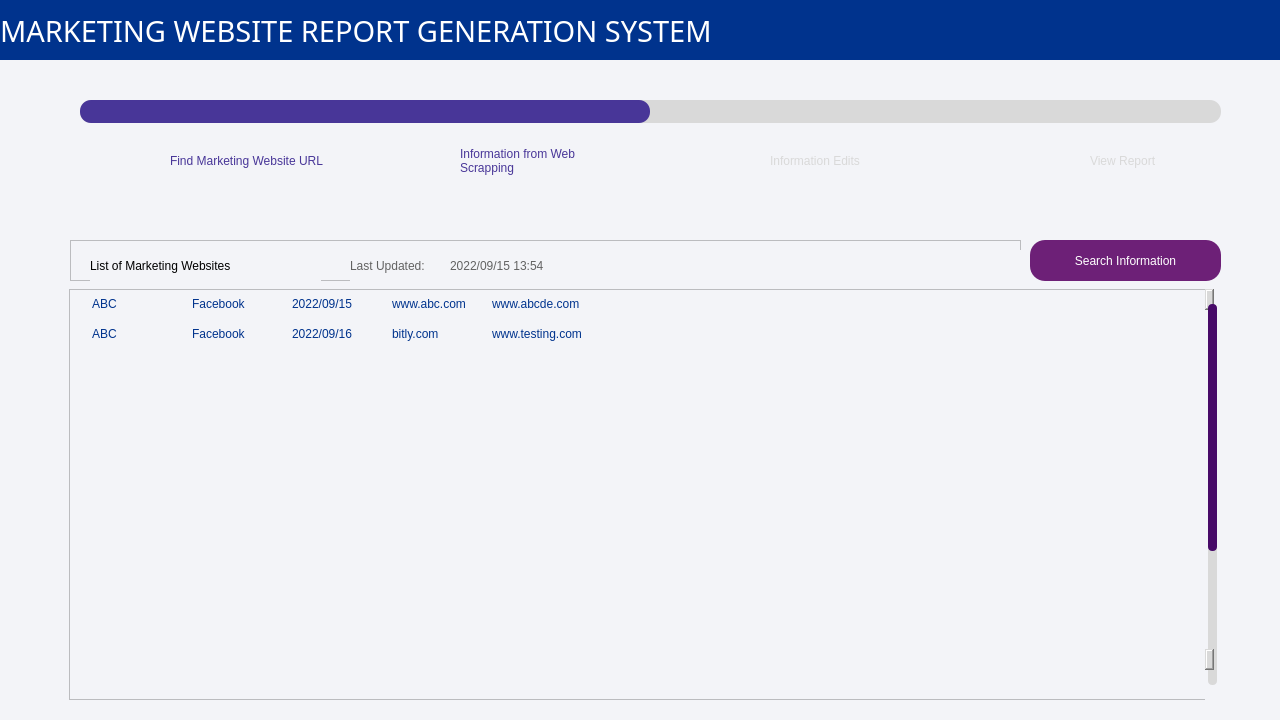
Before: the Qt Designer form MainPageUI.ui in hayleywhsham/ISOM4400_FYP, drawn with Qt 5.
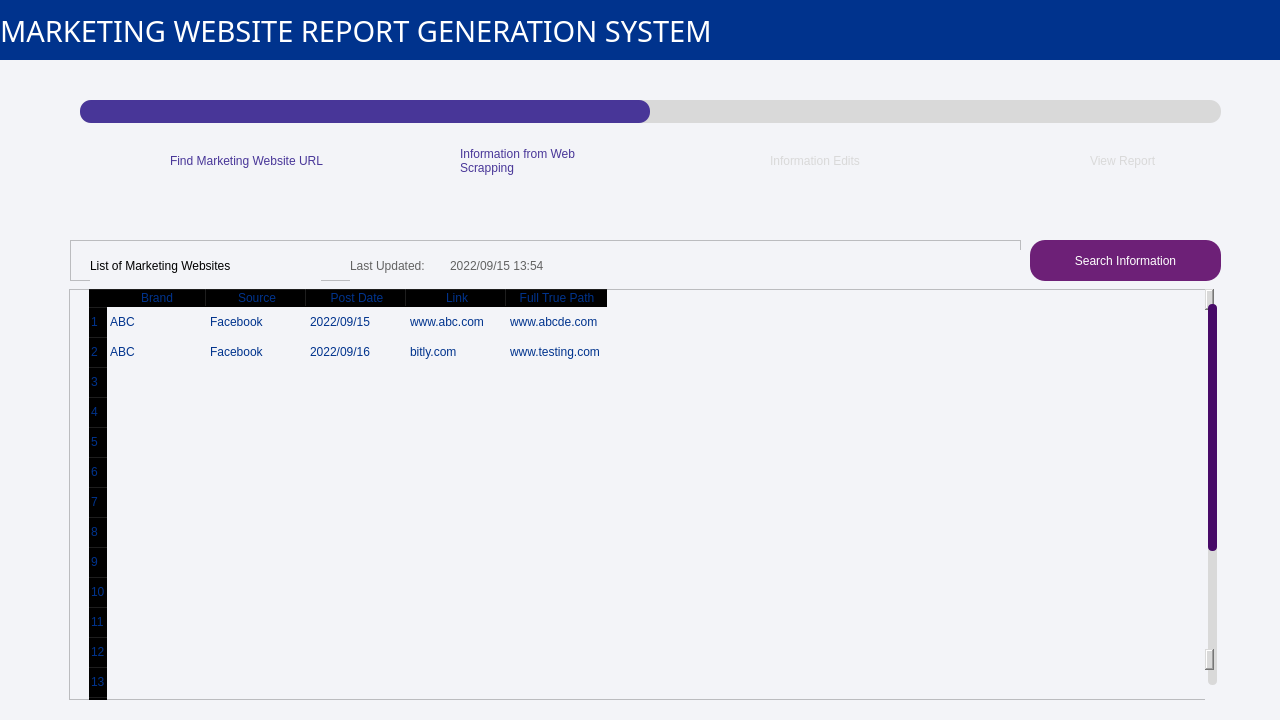
After: the same form once the commit is applied. The open tabs and pages were chosen to show the change. Icons and pictures are not drawn.

```diff
--- a/MainPageUI.ui
+++ b/MainPageUI.ui
@@ -1403,7 +1403,7 @@
          <bool>false</bool>
         </property>
         <attribute name="horizontalHeaderVisible">
-         <bool>false</bool>
+         <bool>true</bool>
         </attribute>
         <attribute name="horizontalHeaderCascadingSectionResizes">
          <bool>true</bool>
@@ -1418,7 +1418,7 @@
          <bool>false</bool>
         </attribute>
         <attribute name="verticalHeaderVisible">
-         <bool>false</bool>
+         <bool>true</bool>
         </attribute>
         <attribute name="verticalHeaderCascadingSectionResizes">
          <bool>false</bool>
```
Left out of the diff: 6 changed lines with no effect on the pictures.
